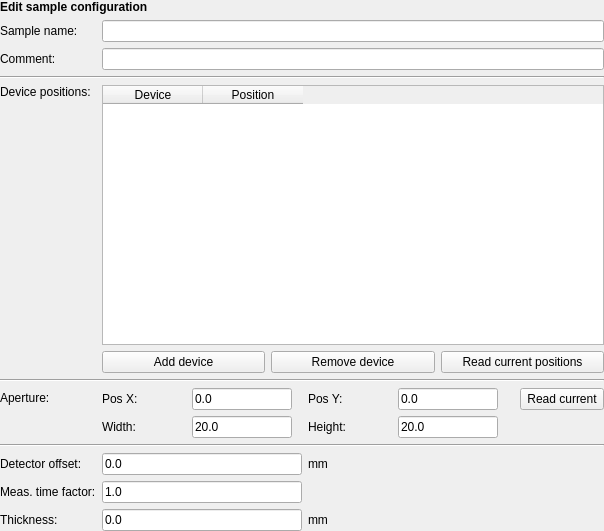
This is nicos_mlz/kws1/gui/sampleconf_one.ui in mlz-ictrl/nicos as Qt 5 draws it before an edit. The edited form follows.
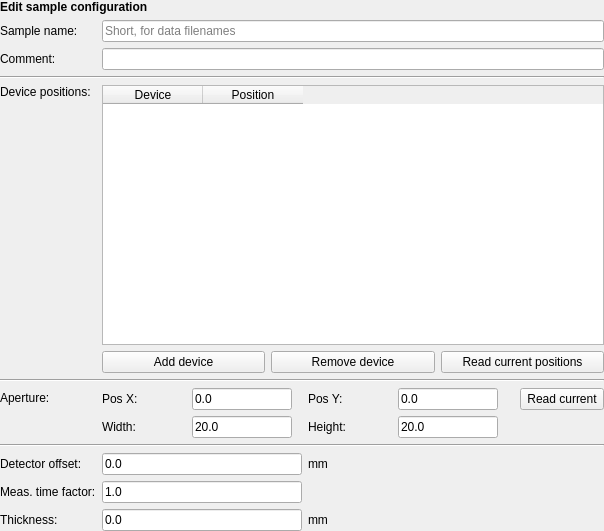
This is the edited form.

```diff
--- a/nicos_mlz/kws1/gui/sampleconf_one.ui
+++ b/nicos_mlz/kws1/gui/sampleconf_one.ui
@@ -338,6 +338,12 @@
        </item>
        <item>
         <widget class="QLabel" name="label_10">
+         <property name="minimumSize">
+          <size>
+           <width>30</width>
+           <height>0</height>
+          </size>
+         </property>
          <property name="text">
           <string>mm</string>
          </property>
@@ -375,6 +381,12 @@
        </item>
        <item>
         <widget class="QLabel" name="label_9">
+         <property name="minimumSize">
+          <size>
+           <width>30</width>
+           <height>0</height>
+          </size>
+         </property>
          <property name="text">
           <string>mm</string>
          </property>
@@ -396,7 +408,11 @@
       </layout>
      </item>
      <item row="1" column="1">
-      <widget class="QLineEdit" name="nameBox"/>
+      <widget class="QLineEdit" name="nameBox">
+       <property name="placeholderText">
+        <string>Short, for data filenames</string>
+       </property>
+      </widget>
      </item>
      <item row="2" column="1">
       <widget class="QLineEdit" name="commentBox"/>
@@ -439,6 +455,12 @@
        </item>
        <item>
         <widget class="QLabel" name="label_16">
+         <property name="minimumSize">
+          <size>
+           <width>30</width>
+           <height>0</height>
+          </size>
+         </property>
          <property name="text">
           <string/>
          </property>
```
